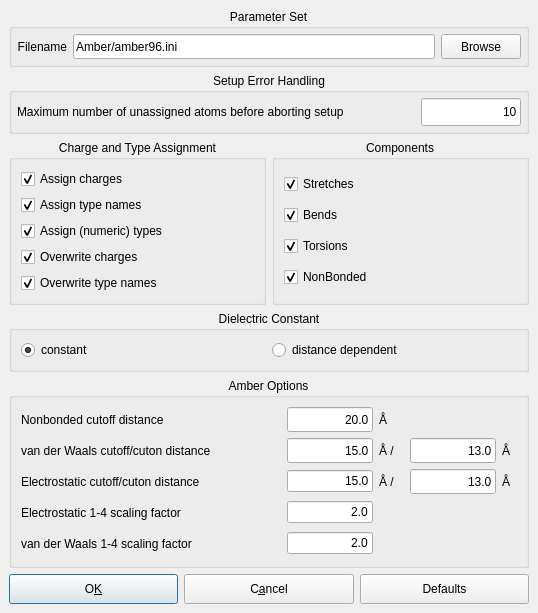
Above: source/VIEW/DIALOGS/amberConfigurationDialog.ui from BALL-Project/ball before the change. Below: the same form after it.
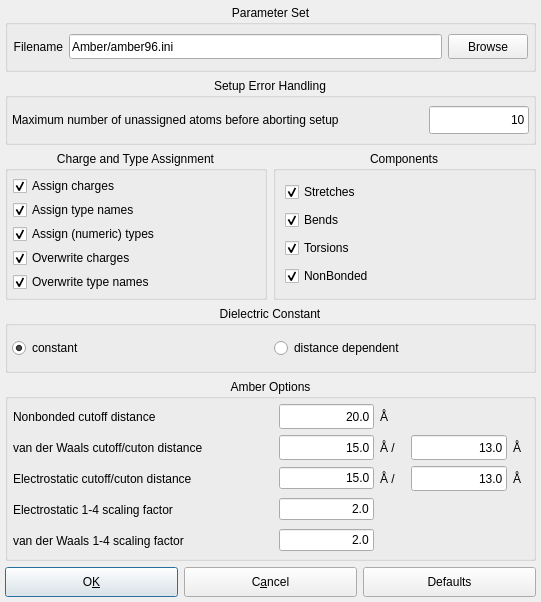
That is the form after the change.

What changed in the file:
```diff
--- a/source/VIEW/DIALOGS/amberConfigurationDialog.ui
+++ b/source/VIEW/DIALOGS/amberConfigurationDialog.ui
@@ -5,8 +5,8 @@
    <rect>
     <x>0</x>
     <y>0</y>
-    <width>538</width>
-    <height>585</height>
+    <width>541</width>
+    <height>602</height>
    </rect>
   </property>
   <property name="sizePolicy" >
@@ -34,7 +34,7 @@
   </property>
   <layout class="QGridLayout" >
    <property name="margin" >
-    <number>9</number>
+    <number>5</number>
    </property>
    <property name="spacing" >
     <number>6</number>
@@ -55,7 +55,7 @@
      </property>
      <layout class="QGridLayout" >
       <property name="margin" >
-       <number>9</number>
+       <number>5</number>
       </property>
       <property name="spacing" >
        <number>6</number>
@@ -485,7 +485,7 @@
      </property>
      <layout class="QHBoxLayout" >
       <property name="margin" >
-       <number>9</number>
+       <number>4</number>
       </property>
       <property name="spacing" >
        <number>6</number>
@@ -560,10 +560,10 @@
      </property>
      <layout class="QVBoxLayout" >
       <property name="margin" >
-       <number>9</number>
+       <number>5</number>
       </property>
       <property name="spacing" >
-       <number>6</number>
+       <number>4</number>
       </property>
       <item>
        <widget class="QCheckBox" name="assign_charges_checkBox" >
@@ -658,7 +658,7 @@
      </property>
      <layout class="QHBoxLayout" >
       <property name="margin" >
-       <number>5</number>
+       <number>4</number>
       </property>
       <property name="spacing" >
        <number>6</number>
```
Left out of the diff: 8 changed lines with no effect on the pictures.
